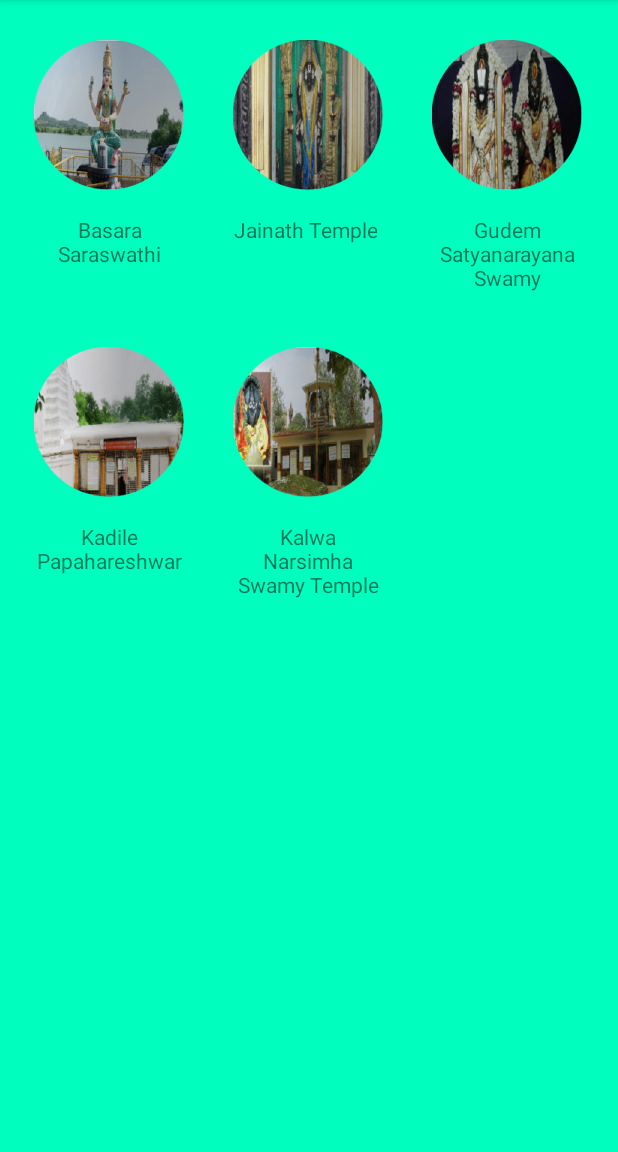
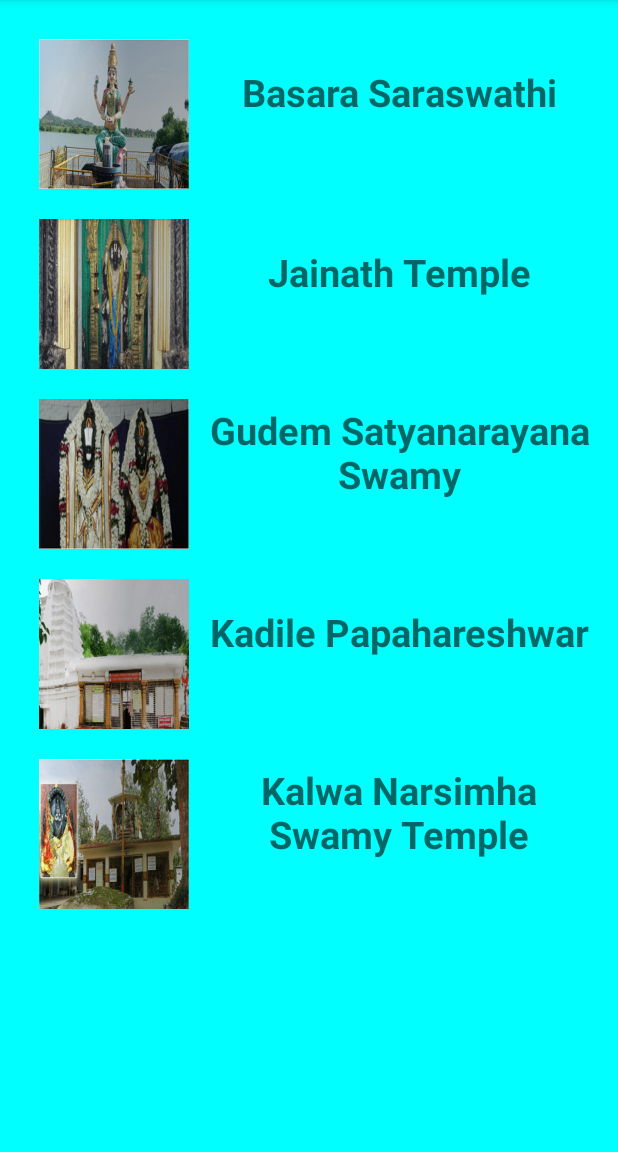
Before and after one commit to santhoshgudla/TGTourism, an Android app: the fragment DivineAdbFragment placed in its activity, on a phone screen of 412 x 824 dp, the part 84-1236 px from its top. Run offline under Robolectric (Android 15) with nearby library versions, the phone set to English and light mode, and no system bars.

Commit message:
modified adb layout to list view added main fragment for divine and also added all the data to it

```diff
--- a/app/src/main/java/com/gudla/tgtourism/DivineDestinationActivity.java
+++ b/app/src/main/java/com/gudla/tgtourism/DivineDestinationActivity.java
@@ -29,6 +29,7 @@ import com.gudla.tgtourism.divine.DivineNldFragment;
 import com.gudla.tgtourism.divine.DivineNzbFragment;
 import com.gudla.tgtourism.divine.DivineRrFragment;
 import com.gudla.tgtourism.divine.DivineWglFragment;
+import com.gudla.tgtourism.divine.MainFragment;
 
 public class DivineDestinationActivity extends AppCompatActivity implements AdapterView.OnItemClickListener{
     private ListView listView;
@@ -87,10 +88,10 @@ public class DivineDestinationActivity extends AppCompatActivity implements Adap
         });
 
         fragmentManager=getSupportFragmentManager();
-            DivineHydFragment divineHydFragment = new DivineHydFragment();
-            fragmentTransaction = fragmentManager.beginTransaction();
-            fragmentTransaction.replace(R.id.mainDivineContainer, divineHydFragment, "divineHyd");
-            fragmentTransaction.commit();
+        MainFragment mainFragment=new MainFragment();
+        fragmentTransaction = fragmentManager.beginTransaction();
+        fragmentTransaction.replace(R.id.mainDivineContainer, mainFragment, mainFragment.getClass().getSimpleName());
+        fragmentTransaction.commit();
         listView.setOnItemClickListener(this);
     }
 
--- a/app/src/main/java/com/gudla/tgtourism/divine/DivineAdbFragment.java
+++ b/app/src/main/java/com/gudla/tgtourism/divine/DivineAdbFragment.java
@@ -9,14 +9,16 @@ import android.view.LayoutInflater;
 import android.view.View;
 import android.view.ViewGroup;
 import android.widget.GridView;
+import android.widget.ListView;
 
 import com.gudla.tgtourism.R;
+import com.gudla.tgtourism.util.CustomAdapter;
 import com.gudla.tgtourism.util.GridCustomAdapter;
 
 
 public class DivineAdbFragment extends Fragment {
-    GridView myGridview;
-    GridCustomAdapter mainAdapter;
+    ListView listView;
+    CustomAdapter mainAdapter;
     private Context context;
 
 
@@ -34,7 +36,7 @@ public class DivineAdbFragment extends Fragment {
     public View onCreateView(LayoutInflater inflater, ViewGroup container,
                              Bundle savedInstanceState) {
         View view=inflater.inflate(R.layout.fragment_divine_adb, container, false);
-        myGridview= (GridView) view.findViewById(R.id.gridAdbView);
+        listView= (ListView) view.findViewById(R.id.listAdbView);
         return view;
     }
 
@@ -47,8 +49,8 @@ public class DivineAdbFragment extends Fragment {
                         R.drawable.divine_papahareshwar,
                         R.drawable.divine_adb_kalwa_narsimha};
         String[] mainName=getResources().getStringArray(R.array.divine_adb_array);
-        mainAdapter=new GridCustomAdapter(context, imageId, mainName);
-        myGridview.setAdapter(mainAdapter);
+        mainAdapter=new CustomAdapter(context, imageId, mainName);
+        listView.setAdapter(mainAdapter);
     }
 
     @Override
--- /dev/null
+++ b/app/src/main/java/com/gudla/tgtourism/divine/MainFragment.java
@@ -0,0 +1,112 @@
+package com.gudla.tgtourism.divine;
+
+import android.content.Context;
+import android.net.Uri;
+import android.os.Bundle;
+import android.support.annotation.Nullable;
+import android.support.v4.app.Fragment;
+import android.view.LayoutInflater;
+import android.view.View;
+import android.view.ViewGroup;
+import android.widget.GridView;
+
+import com.gudla.tgtourism.R;
+import com.gudla.tgtourism.util.GridCustomAdapter;
+
+public class MainFragment extends Fragment {
+    GridView myGridview;
+    GridCustomAdapter mainAdapter;
+    private Context context;
+
+
+    public MainFragment() {
+        // Required empty public constructor
+    }
+
+
+    @Override
+    public View onCreateView(LayoutInflater inflater, ViewGroup container,
+                             Bundle savedInstanceState) {
+        View view=inflater.inflate(R.layout.fragment_main, container, false);
+        myGridview= (GridView) view.findViewById(R.id.gridMainView);
+        return view;
+    }
+
+    @Override
+    public void onActivityCreated(@Nullable Bundle savedInstanceState) {
+        super.onActivityCreated(savedInstanceState);
+        int[] imageId = {R.drawable.divine_hyd_birla_mandir,
+                R.drawable.divine_hyd_jagannath,
+                R.drawable.divine_hyd_yellamma,
+                R.drawable.divine_hyd_peddamma,
+                R.drawable.divine_hyd_mary_church,
+                R.drawable.divine_hyd_mecca,
+                R.drawable.divine_hyd_mahankali,
+                R.drawable.divine_khm_bhadrachalam,
+                R.drawable.divine_khm_jamalapuram,
+                R.drawable.divine_khm_kusumanchipng,
+                R.drawable.divine_mbn_jogulamba,
+                R.drawable.divine_mbn_maheshwara_swamy,
+                R.drawable.divine_mbn_maisigandi_maisamma,
+                R.drawable.divine_mbn_beechupally_hanuman,
+                R.drawable.divine_mbn_siva_nallamalla,
+                R.drawable.divine_mbn_manyamkonda_venkateshwara,
+                R.drawable.divine_nld_yadagirigutta,
+                R.drawable.divine_nld_surendrapuri,
+                R.drawable.divine_nld_someswara,
+                R.drawable.divine_wgl_bhadrakali,
+                R.drawable.divine_wgl_thousand_pillars,
+                R.drawable.divine_wgl_padmakshi,
+                R.drawable.divine_wgl_mallikarjuna_swamy,
+                R.drawable.divine_wgl_ramappa,
+                R.drawable.divine_wgl_jain_mandir,
+                R.drawable.divine_wgl_sammakka_saralamma,
+                R.drawable.divine_adb_basara,
+                R.drawable.divine_adb_jainath,
+                R.drawable.divine_adb_satyanaraya,
+                R.drawable.divine_papahareshwar,
+                R.drawable.divine_adb_kalwa_narsimha,
+                R.drawable.divine_nzb_dichpalli_ramalayam,
+                R.drawable.divine_nzb_kanteshwar,
+                R.drawable.divine_nzb_quilla,
+                R.drawable.divine_nzb_sarangapur_hanuman,
+                R.drawable.divine_knr_dharmapuri,
+                R.drawable.divine_knr_kaleshwara,
+                R.drawable.divine_knr_kondagattu,
+                R.drawable.divine_knr_nallagonda,
+                R.drawable.divine_knr_rajeshwar,
+                R.drawable.divine_knr_nampally,
+                R.drawable.divine_knr_nagunur,
+                R.drawable.divine_mdk_kotilingeswara,
+                R.drawable.divine_mdk_edupayala,
+                R.drawable.divine_mdk_narasimha,
+                R.drawable.divine_mdk_durga_bhavani,
+                R.drawable.divine_mdk_sangameswara,
+                R.drawable.divine_mdk_joginatha,
+                R.drawable.divine_mdk_visweashwara,
+                R.drawable.divine_mdk_vidya_saraswathi,
+                R.drawable.divine_mdk_veerabhadra,
+                R.drawable.divine_mdk_church,
+                R.drawable.divine_rr_sanghi,
+                R.drawable.divine_rr_karmanghat,
+                R.drawable.divine_rr_lingeswara,
+                R.drawable.divine_rr_chilkur_balaji,
+                R.drawable.divine_rr_maheshwaram,
+                R.drawable.divine_rr_ananthagiri};
+        String[] mainName=getResources().getStringArray(R.array.divine_main_array);
+        mainAdapter=new GridCustomAdapter(context, imageId, mainName);
+        myGridview.setAdapter(mainAdapter);
+    }
+
+    @Override
+    public void onAttach(Context context) {
+        super.onAttach(context);
+        this.context=context;
+
+    }
+
+    @Override
+    public void onDetach() {
+        super.onDetach();
+    }
+}
--- a/app/src/main/res/layout/fragment_divine_adb.xml
+++ b/app/src/main/res/layout/fragment_divine_adb.xml
@@ -1,18 +1,18 @@
-<FrameLayout xmlns:android="http://schemas.android.com/apk/res/android"
+<?xml version="1.0" encoding="utf-8"?>
+<RelativeLayout xmlns:android="http://schemas.android.com/apk/res/android"
     xmlns:tools="http://schemas.android.com/tools"
     android:layout_width="match_parent"
     android:layout_height="match_parent"
-    android:background="#00ffbf"
-    tools:context="com.gudla.tgtourism.divine.DivineAdbFragment">
+    android:paddingBottom="@dimen/activity_vertical_margin"
+    android:paddingLeft="@dimen/activity_horizontal_margin"
+    android:paddingRight="@dimen/activity_horizontal_margin"
+    android:paddingTop="@dimen/activity_vertical_margin"
+    android:background="#00FFFF"
+    tools:context="com.gudla.tgtourism.DestinationsActivity">
 
-    <GridView
-        android:layout_width="match_parent"
-        android:layout_height="match_parent"
-        android:numColumns="auto_fit"
-        android:columnWidth="120dp"
-        android:stretchMode="spacingWidthUniform"
-        android:id="@+id/gridAdbView">
-
-    </GridView>
-
-</FrameLayout>
+    <ListView
+        android:layout_width="wrap_content"
+        android:layout_height="wrap_content"
+        android:id="@+id/listAdbView"
+        android:divider="@null" />
+</RelativeLayout>
--- /dev/null
+++ b/app/src/main/res/layout/fragment_main.xml
@@ -0,0 +1,18 @@
+<FrameLayout xmlns:android="http://schemas.android.com/apk/res/android"
+    xmlns:tools="http://schemas.android.com/tools"
+    android:layout_width="match_parent"
+    android:layout_height="match_parent"
+    tools:context="com.gudla.tgtourism.divine.MainFragment">
+
+    <GridView
+        android:layout_width="match_parent"
+        android:layout_height="match_parent"
+        android:numColumns="auto_fit"
+        android:columnWidth="120dp"
+        android:gravity="center"
+        android:stretchMode="spacingWidthUniform"
+        android:id="@+id/gridMainView">
+
+    </GridView>
+
+</FrameLayout>
--- a/app/src/main/res/values/strings.xml
+++ b/app/src/main/res/values/strings.xml
@@ -118,7 +118,66 @@
         <item>MEDAK</item>
         <item>RANGAREDDY</item>
     </string-array>
-
+    <string-array name="divine_main_array">
+        <item>BIRLA MANDIR</item>
+        <item>JAGANNATH TEMPLE</item>
+        <item>YELLAMMA TEMPLE</item>
+        <item>PEDDAMMA TEMPLE</item>
+        <item>St. MARY\'S CHURCH</item>
+        <item>MECCA MASJID</item>
+        <item>UJJAINI MAHANKALI</item>
+        <item>BHADRACHALAM</item>
+        <item>JAMALAPURAM</item>
+        <item>KUSUMANCHI SIVALAYAM</item>
+        <item>Jogulamba Temple</item>
+        <item>Uma Maheshwara</item>
+        <item>Maisamma Temple</item>
+        <item>Anjaneya Swamy</item>
+        <item>Lord Shiva</item>
+        <item>Lakshmi Venkateshwara</item>
+        <item>Yadagirigutta</item>
+        <item>Surendrapuri</item>
+        <item>Chaya Someswara</item>
+        <item>Bhadrakali</item>
+        <item>Thousand Pillars</item>
+        <item>Padmakshi</item>
+        <item>Mallikarjuna Swamy</item>
+        <item>Ramappa Temple</item>
+        <item>Jain Mandir</item>
+        <item>Sammakka Saralamma</item>
+        <item>Basara Saraswathi</item>
+        <item>Jainath Temple</item>
+        <item>Gudem Satyanarayana</item>
+        <item>Kadile Papahareshwar</item>
+        <item>Narsimha Swamy</item>
+        <item>Ramalayam</item>
+        <item>Kanteshwar</item>
+        <item>Quilla Temple</item>
+        <item>Sarangpur Hanuman</item>
+        <item>Lakshmi Narasimha</item>
+        <item>Mukteswara Swamy</item>
+        <item>Anjaneya Swamy</item>
+        <item>Sri Lakshmi Narasimha</item>
+        <item>Raja Rajeshwara Swamy</item>
+        <item>Lakshmi Narasimha Swamy</item>
+        <item>Nagunur Temple</item>
+        <item>Kotilingeshwara</item>
+        <item>Vana Durga Bhavani</item>
+        <item>Lakshmi Narasimh</item>
+        <item>Prakarayutha Durga Bhavani</item>
+        <item>Sangameswara Swamy</item>
+        <item>Joginatha Temple</item>
+        <item>Visweshwara Temple</item>
+        <item>Vidya Saraswathi</item>
+        <item>Veerabhadra Swamy</item>
+        <item>Medak Church</item>
+        <item>Sanghi Temple</item>
+        <item>Karmanghat Hanuman</item>
+        <item>Keesaragutta</item>
+        <item>Chilkur Balaji</item>
+        <item>Lord Shiva Temple</item>
+        <item>AAnantha Padmanabha Swamy</item>
+    </string-array>
     <string-array name="divine_hyd_array">
         <item>BIRLA MANDIR</item>
         <item>JAGANNATH TEMPLE</item>
@@ -199,4 +258,7 @@
     </string-array>
 
     <!-- TODO: Remove or change this placeholder text -->
+    <string name="hello_blank_fragment">Hello blank fragment</string>
+
+    <!-- TODO: Remove or change this placeholder text -->
 </resources>
```
